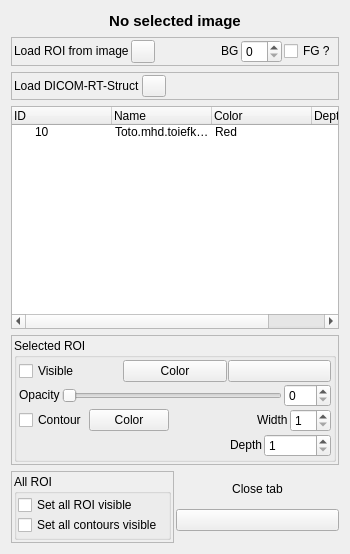
Before: the Qt Designer form vv/qt_ui/vvToolROIManager.ui in open-vv/vv, drawn with Qt 5.
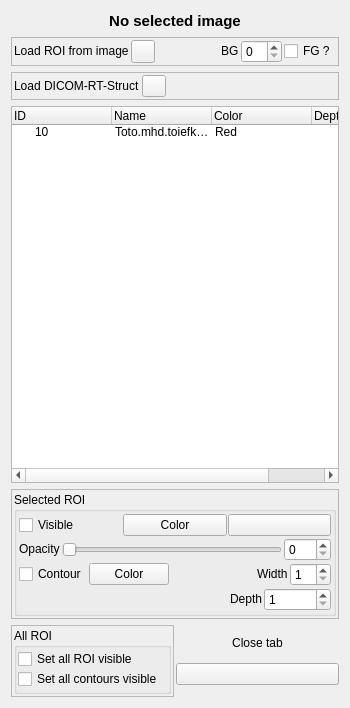
After: the same form once the commit is applied. Icons and pictures are not drawn.

Commit message: Change minimumSize to zero

The edit to the form file:
```diff
--- a/vv/qt_ui/vvToolROIManager.ui
+++ b/vv/qt_ui/vvToolROIManager.ui
@@ -7,7 +7,7 @@
     <x>0</x>
     <y>0</y>
     <width>350</width>
-    <height>554</height>
+    <height>708</height>
    </rect>
   </property>
   <property name="sizePolicy">
@@ -250,6 +250,12 @@
        <verstretch>0</verstretch>
       </sizepolicy>
      </property>
+     <property name="minimumSize">
+      <size>
+       <width>0</width>
+       <height>0</height>
+      </size>
+     </property>
      <property name="font">
       <font>
        <pointsize>9</pointsize>
```
